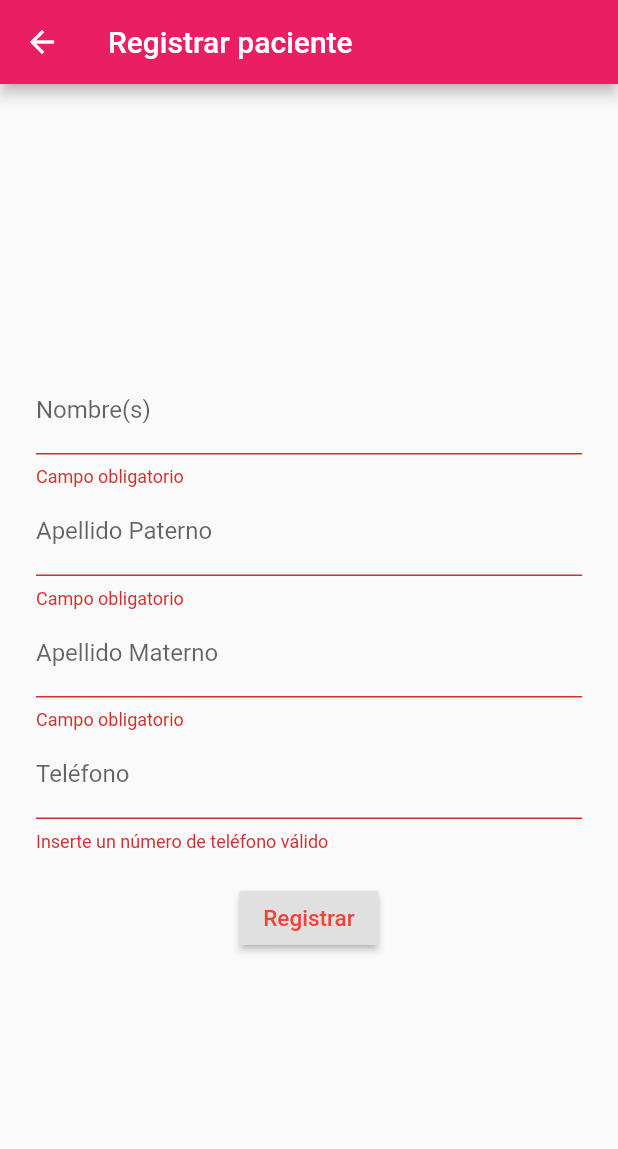
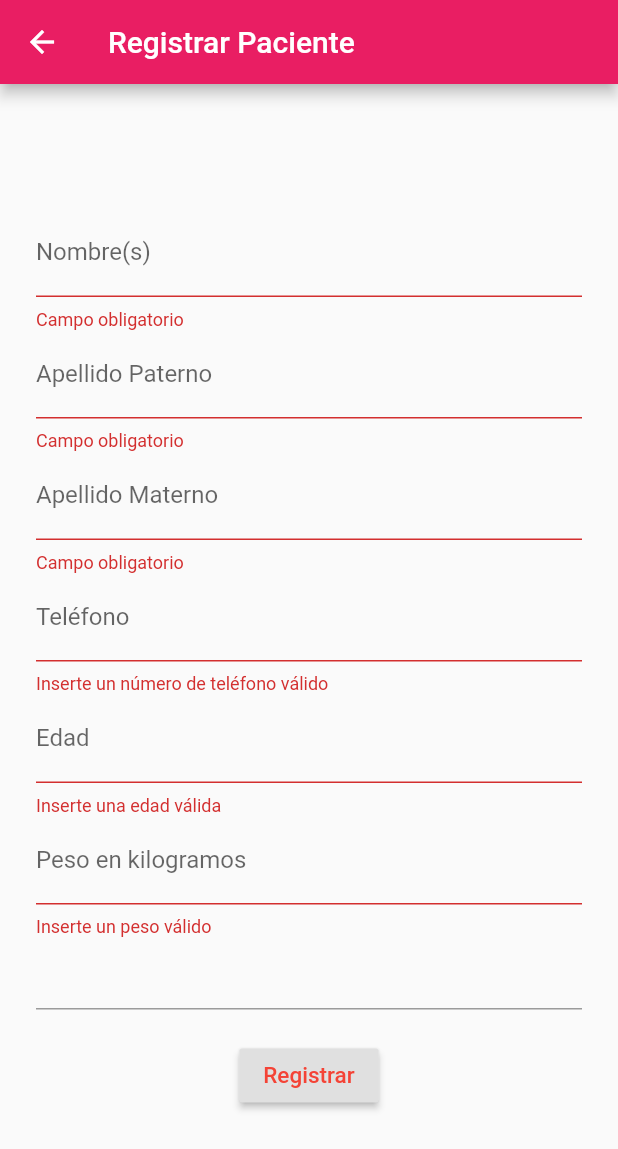
Before and after one commit to davidrovj/Ginnacle, a Flutter app: the RegisterPatients screen opened directly, after a tap on "Registrar", on a phone screen of 412 x 824 dp. Shown: the top 1149 px of the screen. Run offline on Flutter 3.47's test engine with Material 2 defaults, Android fonts, the phone set to English and light mode, and no system bars; our stand-ins replace table_calendar; missing offline and left inert: foldable_sidebar, mysql1.

Commit message:
Se juntan las branch osiris y master

```diff
--- a/lib/patients.dart
+++ b/lib/patients.dart
@@ -23,6 +23,8 @@ class RegisterPatientsState extends State<RegisterPatients> {
   String _alergies;
   String _pregnant;
   String _diagnostic;
+
+  String _value;
 
   final GlobalKey<FormState> _formKey = GlobalKey<FormState>();
 
@@ -81,27 +83,39 @@ class RegisterPatientsState extends State<RegisterPatients> {
         }
       },
       onSaved: (String value) {
-        _lastNameP = value;
+        _tel = value;
       },
     );
   }
 
   Widget _buildAge() {
     return TextFormField(
-      decoration: InputDecoration(labelText: 'Teléfono'),
+      decoration: InputDecoration(labelText: 'Edad'),
       validator: (String value) {
-        if (!RegExp(r'^(?:[+0]9)?[0-9]{10}$').hasMatch(value)) {
-          return 'Inserte un número de teléfono válido';
+        if (!RegExp(r'^(?:[+0]9)?[0-9]{10}$').hasMatch(value) ||
+            value.isEmpty) {
+          return 'Inserte una edad válida';
         }
       },
       onSaved: (String value) {
-        _lastNameP = value;
+        _age = value;
       },
     );
   }
 
   Widget _buildWeight() {
-    return TextFormField();
+    return TextFormField(
+      decoration: InputDecoration(labelText: 'Peso en kilogramos'),
+      validator: (String value) {
+        if (!RegExp(r'^(?:[+0]9)?[0-9]{10}$').hasMatch(value) ||
+            value.isEmpty) {
+          return 'Inserte un peso válido';
+        }
+      },
+      onSaved: (String value) {
+        _weight = value;
+      },
+    );
   }
 
   Widget _buildFum() {
@@ -117,7 +131,18 @@ class RegisterPatientsState extends State<RegisterPatients> {
   }
 
   Widget _buildAlergies() {
-    return TextFormField();
+    return TextFormField(
+      decoration: InputDecoration(labelText: 'Peso en kilogramos'),
+      validator: (String value) {
+        if (!RegExp(r'^(?:[+0]9)?[0-9]{10}$').hasMatch(value) ||
+            value.isEmpty) {
+          return 'Inserte un peso válido';
+        }
+      },
+      onSaved: (String value) {
+        _weight = value;
+      },
+    );
   }
 
   Widget _buildPregnant() {
@@ -125,13 +150,23 @@ class RegisterPatientsState extends State<RegisterPatients> {
   }
 
   Widget _buildDiagnostic() {
-    return TextFormField();
+    return TextFormField(
+      decoration: InputDecoration(labelText: 'Peso en kilogramos'),
+      validator: (String value) {
+        if (value.isEmpty) {
+          return 'Campo obligatorio';
+        }
+      },
+      onSaved: (String value) {
+        _weight = value;
+      },
+    );
   }
 
   @override
   Widget build(BuildContext context) {
     return Scaffold(
-      appBar: AppBar(title: Text('Registrar paciente')),
+      appBar: AppBar(title: Text('Registrar Paciente')),
       body: Container(
           margin: EdgeInsets.all(24),
           child: Form(
@@ -144,9 +179,9 @@ class RegisterPatientsState extends State<RegisterPatients> {
                   _buildLastNameP(),
                   _buildLastNameM(),
                   _buildTel(),
-                  // _buildAge(),
-                  // _buildWeight(),
-                  // _buildFum(),
+                  _buildAge(),
+                  _buildWeight(),
+                  _buildFum(),
                   // _buildActive(),
                   // _buildBlood(),
                   // _buildAlergies(),
--- a/pubspec.yaml
+++ b/pubspec.yaml
@@ -27,6 +27,7 @@ environment:
 # the latest version available on pub.dev. To see which dependencies have newer
 # versions available, run `flutter pub outdated`.
 dependencies:
+
   flutter:
     sdk: flutter
 
@@ -35,6 +36,9 @@ dependencies:
   # Use with the CupertinoIcons class for iOS style icons.
   cupertino_icons: ^1.0.2
   foldable_sidebar: ^1.0.0
+  table_calendar: ^3.0.3
+  mysql1: ^0.19.2
+  flutter_combo_box: ^0.0.2+5
 
 dev_dependencies:
   flutter_test:
```
Also changed, not shown: lib/calendar.dart (+126 -10 lines), lib/event.dart (added, +7 -0 lines), lib/mysql.dart (added, +17 -0 lines), pubspec.lock.
